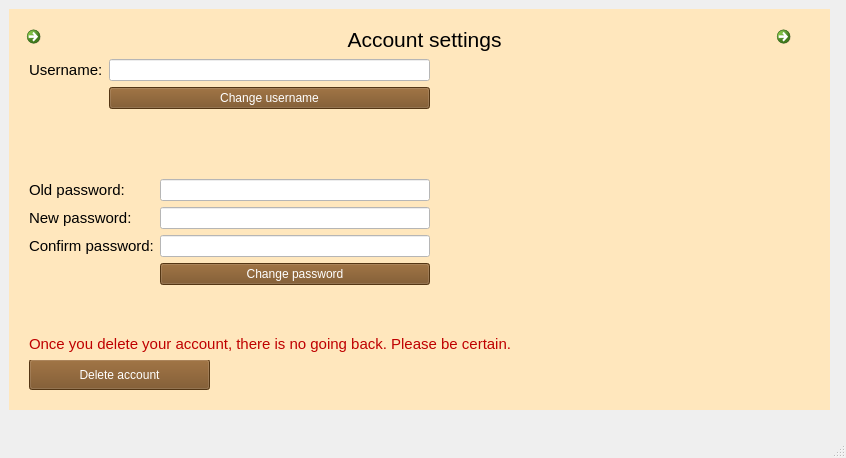
Dargoswwwe/smc-library, file client/src/mainwindow.ui: the form before one commit.
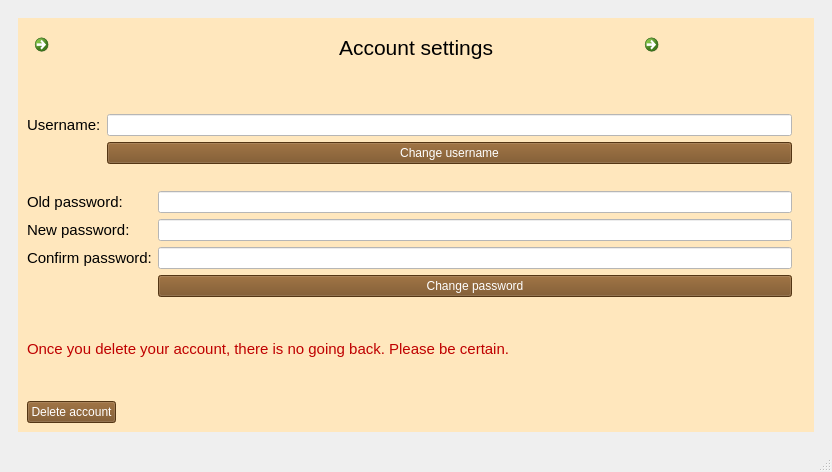
The form after the commit. The open tabs and pages were chosen to show the change. Icons and pictures are not drawn.

Commit message: UI improvements (made pages resize automatically)

Diff of the .ui file:
```diff
--- a/client/src/mainwindow.ui
+++ b/client/src/mainwindow.ui
@@ -6,8 +6,8 @@
    <rect>
     <x>0</x>
     <y>0</y>
-    <width>846</width>
-    <height>458</height>
+    <width>832</width>
+    <height>472</height>
    </rect>
   </property>
   <property name="sizePolicy">
@@ -23,7 +23,7 @@
    <property name="styleSheet">
     <string notr="true"/>
    </property>
-   <layout class="QVBoxLayout" name="verticalLayout_2">
+   <layout class="QHBoxLayout" name="horizontalLayout_7">
     <item>
      <widget class="QStackedWidget" name="stackedWidget">
       <property name="sizePolicy">
@@ -36,43 +36,33 @@
        <string notr="true"/>
       </property>
       <property name="currentIndex">
-       <number>0</number>
+       <number>3</number>
       </property>
       <widget class="QWidget" name="pageLogin">
        <property name="styleSheet">
         <string notr="true"/>
        </property>
-       <widget class="QFrame" name="frame">
-        <property name="geometry">
-         <rect>
-          <x>476</x>
-          <y>11</y>
-          <width>400</width>
-          <height>371</height>
-         </rect>
-        </property>
-        <property name="minimumSize">
+       <layout class="QHBoxLayout" name="horizontalLayout_5">
+        <item>
+         <spacer name="horizontalSpacer_3">
+          <property name="orientation">
+           <enum>Qt::Horizontal</enum>
+          </property>
+          <property name="sizeHint" stdset="0">
          <size>
-          <width>400</width>
-          <height>0</height>
-         </size>
-        </property>
-        <property name="maximumSize">
-         <size>
-          <width>400</width>
-          <height>16777215</height>
-         </size>
-        </property>
-        <layout class="QHBoxLayout" name="horizontalLayout_2"/>
-       </widget>
+            <width>40</width>
+            <height>20</height>
+           </size>
+          </property>
+         </spacer>
+        </item>
+        <item>
        <widget class="QLabel" name="label_login_image">
-        <property name="geometry">
-         <rect>
-          <x>60</x>
-          <y>100</y>
-          <width>231</width>
-          <height>231</height>
-         </rect>
+          <property name="sizePolicy">
+           <sizepolicy hsizetype="Maximum" vsizetype="Maximum">
+            <horstretch>0</horstretch>
+            <verstretch>0</verstretch>
+           </sizepolicy>
         </property>
         <property name="text">
          <string/>
@@ -84,15 +74,29 @@
          <bool>true</bool>
         </property>
        </widget>
-       <widget class="QWidget" name="layoutWidget">
-        <property name="geometry">
-         <rect>
-          <x>330</x>
-          <y>20</y>
-          <width>451</width>
-          <height>349</height>
-         </rect>
-        </property>
+        </item>
+        <item>
+         <widget class="QFrame" name="frame">
+          <property name="sizePolicy">
+           <sizepolicy hsizetype="MinimumExpanding" vsizetype="MinimumExpanding">
+            <horstretch>0</horstretch>
+            <verstretch>0</verstretch>
+           </sizepolicy>
+          </property>
+          <property name="minimumSize">
+           <size>
+            <width>400</width>
+            <height>0</height>
+           </size>
+          </property>
+          <property name="maximumSize">
+           <size>
+            <width>400</width>
+            <height>16777215</height>
+           </size>
+          </property>
+          <layout class="QHBoxLayout" name="horizontalLayout_2">
+           <item>
         <layout class="QFormLayout" name="formLogin">
          <property name="formAlignment">
           <set>Qt::AlignLeading|Qt::AlignLeft|Qt::AlignVCenter</set>
@@ -168,7 +172,27 @@
           </widget>
          </item>
         </layout>
-       </widget>
+           </item>
+          </layout>
+         </widget>
+        </item>
+        <item>
+         <spacer name="horizontalSpacer_4">
+          <property name="orientation">
+           <enum>Qt::Horizontal</enum>
+          </property>
+          <property name="sizeType">
+           <enum>QSizePolicy::Expanding</enum>
+          </property>
+          <property name="sizeHint" stdset="0">
+           <size>
+            <width>40</width>
+            <height>20</height>
+           </size>
+          </property>
+         </spacer>
+        </item>
+       </layout>
       </widget>
       <widget class="QWidget" name="pageRegister">
        <layout class="QGridLayout" name="gridLayout_2">
@@ -290,64 +314,8 @@
        <property name="styleSheet">
         <string notr="true">background:rgb(255, 231, 189)</string>
        </property>
-       <widget class="QScrollArea" name="scrollArea">
-        <property name="geometry">
-         <rect>
-          <x>11</x>
-          <y>65</y>
-          <width>811</width>
-          <height>311</height>
-         </rect>
-        </property>
-        <property name="sizePolicy">
-         <sizepolicy hsizetype="Preferred" vsizetype="Preferred">
-          <horstretch>0</horstretch>
-          <verstretch>0</verstretch>
-         </sizepolicy>
-        </property>
-        <property name="widgetResizable">
-         <bool>true</bool>
-        </property>
-        <widget class="QWidget" name="scrollAreaWidgetContents">
-         <property name="geometry">
-          <rect>
-           <x>0</x>
-           <y>0</y>
-           <width>809</width>
-           <height>309</height>
-          </rect>
-         </property>
-         <layout class="QVBoxLayout" name="verticalLayout_4">
+       <layout class="QVBoxLayout" name="verticalLayout_2">
           <item>
-           <widget class="QLabel" name="title">
-            <property name="maximumSize">
-             <size>
-              <width>16777215</width>
-              <height>48</height>
-             </size>
-            </property>
-            <property name="font">
-             <font>
-              <pointsize>18</pointsize>
-             </font>
-            </property>
-            <property name="text">
-             <string>Books</string>
-            </property>
-           </widget>
-          </item>
-         </layout>
-        </widget>
-       </widget>
-       <widget class="QWidget" name="layoutWidget">
-        <property name="geometry">
-         <rect>
-          <x>10</x>
-          <y>0</y>
-          <width>811</width>
-          <height>47</height>
-         </rect>
-        </property>
         <layout class="QHBoxLayout" name="horizontalLayout">
          <property name="rightMargin">
           <number>0</number>
@@ -383,6 +351,9 @@
            <property name="orientation">
             <enum>Qt::Horizontal</enum>
            </property>
+            <property name="sizeType">
+             <enum>QSizePolicy::Fixed</enum>
+            </property>
            <property name="sizeHint" stdset="0">
             <size>
              <width>40</width>
@@ -661,7 +632,7 @@
          <item>
           <widget class="QCommandLinkButton" name="logoutButton_4">
            <property name="sizePolicy">
-            <sizepolicy hsizetype="Minimum" vsizetype="Minimum">
+             <sizepolicy hsizetype="Maximum" vsizetype="Maximum">
              <horstretch>0</horstretch>
              <verstretch>0</verstretch>
             </sizepolicy>
@@ -688,91 +659,65 @@
           </widget>
          </item>
         </layout>
-       </widget>
+        </item>
+        <item>
+         <widget class="QScrollArea" name="scrollArea">
+          <property name="sizePolicy">
+           <sizepolicy hsizetype="Preferred" vsizetype="Expanding">
+            <horstretch>0</horstretch>
+            <verstretch>0</verstretch>
+           </sizepolicy>
+          </property>
+          <property name="widgetResizable">
+           <bool>true</bool>
+          </property>
+          <widget class="QWidget" name="scrollAreaWidgetContents">
+           <property name="geometry">
+            <rect>
+             <x>0</x>
+             <y>0</y>
+             <width>693</width>
+             <height>315</height>
+            </rect>
+           </property>
+           <layout class="QVBoxLayout" name="verticalLayout_4">
+            <item>
+             <widget class="QLabel" name="title">
+              <property name="maximumSize">
+               <size>
+                <width>16777215</width>
+                <height>48</height>
+               </size>
+              </property>
+              <property name="font">
+               <font>
+                <pointsize>18</pointsize>
+               </font>
+              </property>
+              <property name="text">
+               <string>Books</string>
+              </property>
+             </widget>
+            </item>
+           </layout>
+          </widget>
+         </widget>
+        </item>
+       </layout>
       </widget>
       <widget class="QWidget" name="pageAccountSettings">
+       <layout class="QHBoxLayout" name="horizontalLayout_4">
+        <item>
        <widget class="QFrame" name="accountPageFrame">
-        <property name="geometry">
-         <rect>
-          <x>0</x>
-          <y>0</y>
-          <width>821</width>
-          <height>401</height>
-         </rect>
-        </property>
         <property name="styleSheet">
          <string notr="true">background-color: rgb(255, 231, 189);</string>
         </property>
-        <widget class="QLabel" name="accountSettingsLabel">
-         <property name="geometry">
-          <rect>
-           <x>290</x>
-           <y>10</y>
-           <width>251</width>
-           <height>41</height>
-          </rect>
-         </property>
-         <property name="text">
-          <string>&lt;html&gt;&lt;head/&gt;&lt;body&gt;&lt;p align=&quot;center&quot;&gt;&lt;span style=&quot; font-size:16pt;&quot;&gt;Account settings&lt;/span&gt;&lt;/p&gt;&lt;/body&gt;&lt;/html&gt;</string>
-         </property>
-        </widget>
-        <widget class="QPushButton" name="deleteAccountButton">
-         <property name="geometry">
-          <rect>
-           <x>20</x>
-           <y>350</y>
-           <width>181</width>
-           <height>31</height>
-          </rect>
-         </property>
-         <property name="styleSheet">
-          <string notr="true">Background: rgb(117, 75, 28);color: white</string>
-         </property>
-         <property name="text">
-          <string>Delete account</string>
-         </property>
-        </widget>
-        <widget class="QLabel" name="deleteMessageLabel">
-         <property name="geometry">
-          <rect>
-           <x>20</x>
-           <y>320</y>
-           <width>751</width>
-           <height>31</height>
-          </rect>
-         </property>
-         <property name="text">
-          <string>&lt;html&gt;&lt;head/&gt;&lt;body&gt;&lt;p&gt;&lt;span style=&quot; font-size:11pt; color:#bf0000;&quot;&gt;Once you delete your account, there is no going back. Please be certain.&lt;/span&gt;&lt;/p&gt;&lt;/body&gt;&lt;/html&gt;</string>
-         </property>
-        </widget>
-        <widget class="QLabel" name="pictureLabelSettings">
-         <property name="geometry">
-          <rect>
-           <x>550</x>
-           <y>100</y>
-           <width>191</width>
-           <height>181</height>
-          </rect>
-         </property>
-         <property name="text">
-          <string/>
-         </property>
-         <property name="pixmap">
-          <pixmap resource="resources.qrc">:/images_resources/settings.jpg</pixmap>
-         </property>
-         <property name="scaledContents">
-          <bool>true</bool>
-         </property>
-        </widget>
-        <widget class="QWidget" name="formLayoutWidget">
-         <property name="geometry">
-          <rect>
-           <x>20</x>
-           <y>50</y>
-           <width>401</width>
-           <height>71</height>
-          </rect>
-         </property>
+          <layout class="QGridLayout" name="gridLayout_6">
+           <item row="0" column="0">
+            <layout class="QGridLayout" name="gridLayout_4">
+             <item row="2" column="0">
+              <layout class="QGridLayout" name="gridLayout_3">
+               <item row="0" column="0">
          <layout class="QFormLayout" name="changeUsernameForm">
           <item row="0" column="0">
            <widget class="QLabel" name="changeUsernameLabel">
@@ -799,16 +744,27 @@
            </widget>
           </item>
          </layout>
-        </widget>
-        <widget class="QWidget" name="formLayoutWidget_2">
-         <property name="geometry">
-          <rect>
-           <x>20</x>
-           <y>170</y>
-           <width>401</width>
-           <height>147</height>
-          </rect>
-         </property>
+               </item>
+               <item row="1" column="0">
+                <layout class="QFormLayout" name="formLayout">
+                 <item row="0" column="0">
+                  <widget class="QLabel" name="changeUsernamePasswordLabel">
+                   <property name="font">
+                    <font>
+                     <pointsize>10</pointsize>
+                    </font>
+                   </property>
+                   <property name="styleSheet">
+                    <string notr="true">color: rgb(0, 0, 0);</string>
+                   </property>
+                   <property name="text">
+                    <string/>
+                   </property>
+                  </widget>
+                 </item>
+                </layout>
+               </item>
+               <item row="2" column="0">
          <layout class="QFormLayout" name="charngePasswordForm">
           <item row="0" column="0">
            <widget class="QLabel" name="oldPasswordLabel">
@@ -872,15 +828,37 @@
            </widget>
           </item>
          </layout>
-        </widget>
+               </item>
+               <item row="0" column="1" rowspan="3">
+                <widget class="QLabel" name="pictureLabelSettings">
+                 <property name="sizePolicy">
+                  <sizepolicy hsizetype="Maximum" vsizetype="Maximum">
+                   <horstretch>0</horstretch>
+                   <verstretch>0</verstretch>
+                  </sizepolicy>
+                 </property>
+                 <property name="text">
+                  <string/>
+                 </property>
+                 <property name="pixmap">
+                  <pixmap resource="resources.qrc">:/images_resources/settings.jpg</pixmap>
+                 </property>
+                 <property name="scaledContents">
+                  <bool>true</bool>
+                 </property>
+                </widget>
+               </item>
+              </layout>
+             </item>
+             <item row="0" column="0">
+              <layout class="QHBoxLayout" name="horizontalLayout_6">
+               <item>
         <widget class="QCommandLinkButton" name="backButton">
-         <property name="geometry">
-          <rect>
-           <x>10</x>
-           <y>10</y>
-           <width>31</width>
-           <height>31</height>
-          </rect>
+                 <property name="sizePolicy">
+                  <sizepolicy hsizetype="Maximum" vsizetype="Maximum">
+                   <horstretch>0</horstretch>
+                   <verstretch>0</verstretch>
+                  </sizepolicy>
          </property>
          <property name="text">
           <string/>
@@ -890,14 +868,47 @@
            <normaloff>:/images_resources/backButtonIcon.jpg</normaloff>:/images_resources/backButtonIcon.jpg</iconset>
          </property>
         </widget>
+               </item>
+               <item>
+                <widget class="QLabel" name="label_3">
+                 <property name="sizePolicy">
+                  <sizepolicy hsizetype="Expanding" vsizetype="Preferred">
+                   <horstretch>0</horstretch>
+                   <verstretch>0</verstretch>
+                  </sizepolicy>
+                 </property>
+                 <property name="text">
+                  <string/>
+                 </property>
+                </widget>
+               </item>
+               <item>
+                <widget class="QLabel" name="accountSettingsLabel">
+                 <property name="text">
+                  <string>&lt;html&gt;&lt;head/&gt;&lt;body&gt;&lt;p align=&quot;center&quot;&gt;&lt;span style=&quot; font-size:16pt;&quot;&gt;Account settings&lt;/span&gt;&lt;/p&gt;&lt;/body&gt;&lt;/html&gt;</string>
+                 </property>
+                </widget>
+               </item>
+               <item>
+                <widget class="QLabel" name="label_4">
+                 <property name="sizePolicy">
+                  <sizepolicy hsizetype="Expanding" vsizetype="Preferred">
+                   <horstretch>0</horstretch>
+                   <verstretch>0</verstretch>
+                  </sizepolicy>
+                 </property>
+                 <property name="text">
+                  <string/>
+                 </property>
+                </widget>
+               </item>
+               <item>
         <widget class="QCommandLinkButton" name="logoutButton_2">
-         <property name="geometry">
-          <rect>
-           <x>760</x>
-           <y>10</y>
-           <width>41</width>
-           <height>41</height>
-          </rect>
+                 <property name="sizePolicy">
+                  <sizepolicy hsizetype="Maximum" vsizetype="Maximum">
+                   <horstretch>0</horstretch>
+                   <verstretch>0</verstretch>
+                  </sizepolicy>
          </property>
          <property name="text">
           <string/>
@@ -913,25 +924,35 @@
           </size>
          </property>
         </widget>
-        <widget class="QWidget" name="formLayoutWidget_3">
-         <property name="geometry">
-          <rect>
-           <x>20</x>
-           <y>130</y>
-           <width>401</width>
-           <height>31</height>
-          </rect>
-         </property>
-         <layout class="QFormLayout" name="formLayout">
-          <item row="0" column="0">
-           <widget class="QLabel" name="changeUsernamePasswordLabel">
-            <property name="font">
-             <font>
-              <pointsize>10</pointsize>
-             </font>
-            </property>
+               </item>
+              </layout>
+             </item>
+             <item row="3" column="0">
+              <layout class="QGridLayout" name="gridLayout">
+               <item row="0" column="0" colspan="2">
+                <widget class="QLabel" name="deleteMessageLabel">
+                 <property name="text">
+                  <string>&lt;html&gt;&lt;head/&gt;&lt;body&gt;&lt;p&gt;&lt;span style=&quot; font-size:11pt; color:#bf0000;&quot;&gt;Once you delete your account, there is no going back. Please be certain.&lt;/span&gt;&lt;/p&gt;&lt;/body&gt;&lt;/html&gt;</string>
+                 </property>
+                </widget>
+               </item>
+               <item row="1" column="0">
+                <widget class="QPushButton" name="deleteAccountButton">
             <property name="styleSheet">
-             <string notr="true">color: rgb(0, 0, 0);</string>
+                  <string notr="true">Background: rgb(117, 75, 28);color: white</string>
+                 </property>
+                 <property name="text">
+                  <string>Delete account</string>
+                 </property>
+                </widget>
+               </item>
+               <item row="1" column="1">
+                <widget class="QLabel" name="label_2">
+                 <property name="sizePolicy">
+                  <sizepolicy hsizetype="MinimumExpanding" vsizetype="Preferred">
+                   <horstretch>0</horstretch>
+                   <verstretch>0</verstretch>
+                  </sizepolicy>
             </property>
             <property name="text">
              <string/>
@@ -939,8 +960,29 @@
            </widget>
           </item>
          </layout>
-        </widget>
-       </widget>
+             </item>
+             <item row="1" column="0">
+              <spacer name="verticalSpacer">
+               <property name="orientation">
+                <enum>Qt::Vertical</enum>
+               </property>
+               <property name="sizeType">
+                <enum>QSizePolicy::Minimum</enum>
+               </property>
+               <property name="sizeHint" stdset="0">
+                <size>
+                 <width>20</width>
+                 <height>40</height>
+                </size>
+               </property>
+              </spacer>
+             </item>
+            </layout>
+           </item>
+          </layout>
+         </widget>
+        </item>
+       </layout>
       </widget>
       <widget class="QWidget" name="page">
        <widget class="QWidget" name="verticalLayoutWidget">
@@ -998,7 +1040,7 @@
     <rect>
      <x>0</x>
      <y>0</y>
-     <width>846</width>
+     <width>832</width>
      <height>25</height>
     </rect>
    </property>
```
Lines whose indentation alone changed are shown as unchanged.
